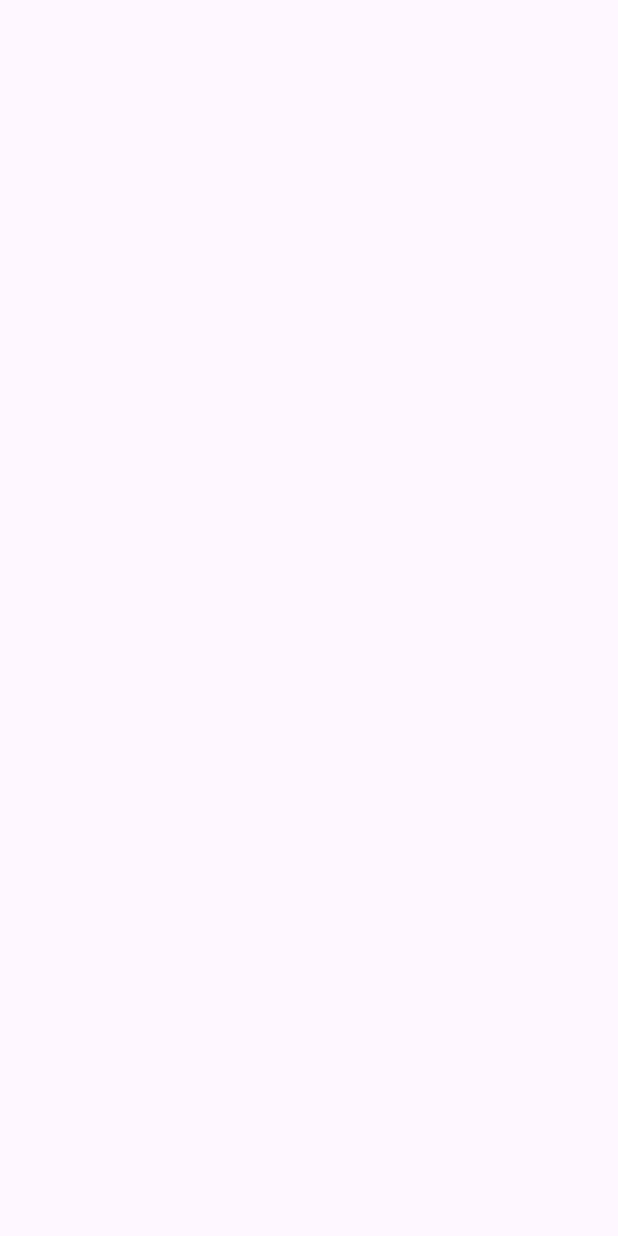
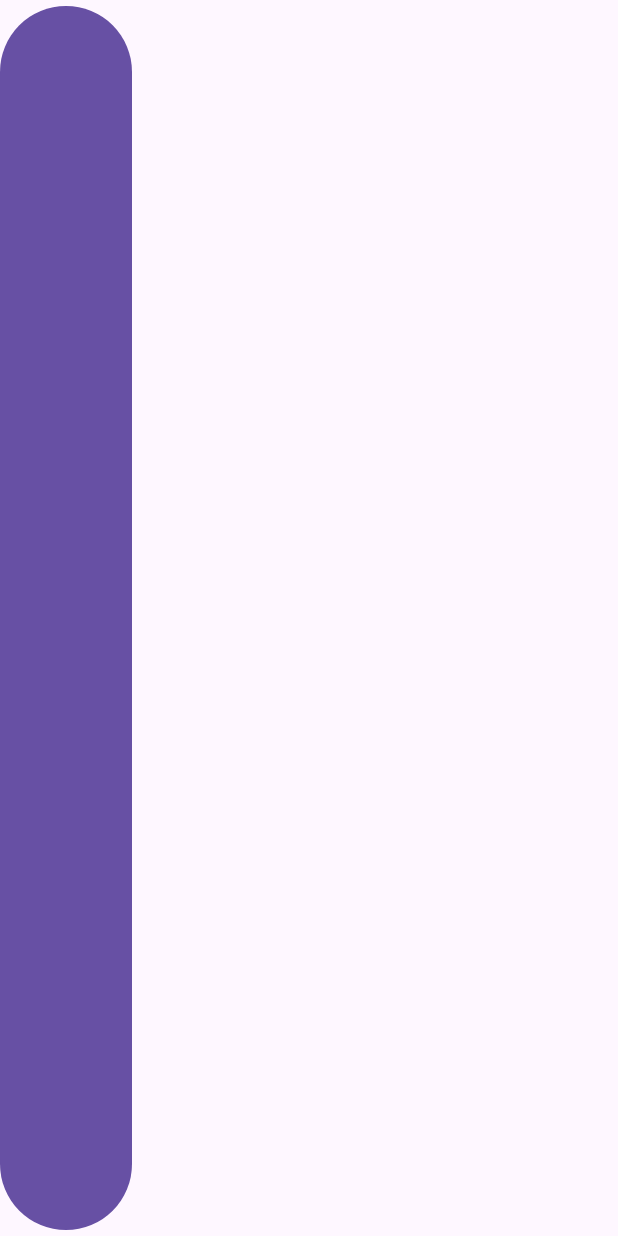
Before and after one commit to FebiRPL/DBDiary_TugasAkhir, an Android app: the screen it shows after launch (MainActivity), on a phone screen of 412 x 824 dp. Before the commit the screen is empty. Run offline under Robolectric (Android 15) with nearby library versions, the phone set to English and light mode, and no system bars.

```diff
--- a/app/src/main/res/layout/activity_main.xml
+++ b/app/src/main/res/layout/activity_main.xml
@@ -9,4 +9,8 @@
     tools:context=".MainActivity">
 
 
+    <Button
+        android:layout_width="wrap_content"
+        android:layout_height="match_parent"
+        />
 </LinearLayout>
```
